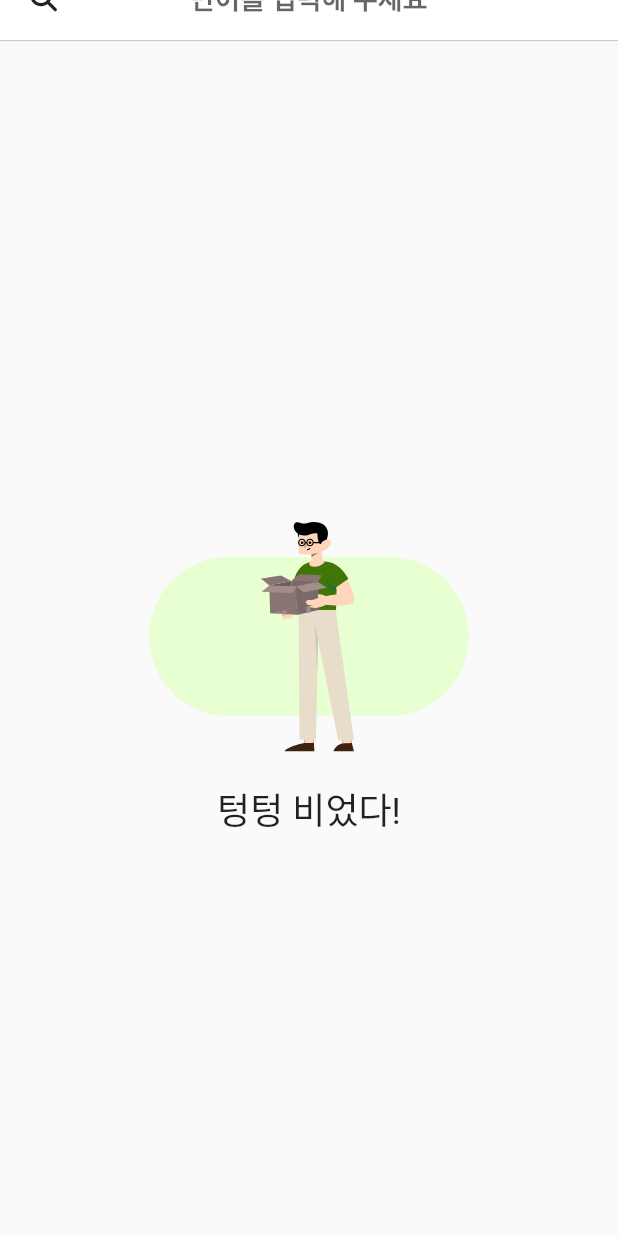
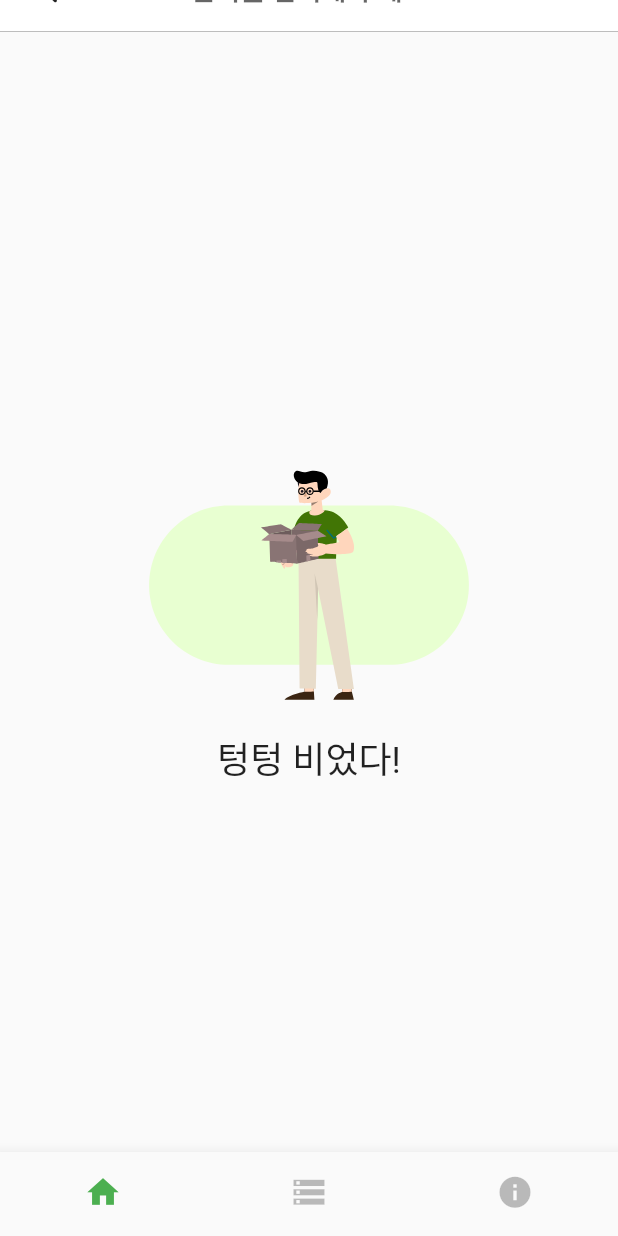
Before and after one commit to bargoLoft/WordWord, a Flutter app: the screen it shows after launch, scrolled down 576 dp, on a phone screen of 412 x 824 dp. Run offline on Flutter 3.47's test engine with Material 2 defaults, Android fonts, the phone set to English and light mode, and no system bars; our stand-ins replace animated_splash_screen, auto_size_text, device_info_plus, font_awesome_flutter, hive, hive_flutter and 5 more; missing offline and left inert: flutter_email_sender, ios_utsname_ext; accounts and stored records are empty; Roboto replaces fonts that are missing (KoPubBatang).

Commit message:
add bottom_navigation

```diff
--- a/lib/main.dart
+++ b/lib/main.dart
@@ -1,6 +1,8 @@
 import 'dart:io';
 
 import 'package:WordWord/models/recent_word.dart';
+import 'package:WordWord/screens/info_screen.dart';
+import 'package:WordWord/screens/storage_screen.dart';
 import 'package:flutter/material.dart';
 import 'package:flutter/services.dart';
 
@@ -8,9 +10,10 @@ import 'package:hive_flutter/hive_flutter.dart';
 import 'package:provider/provider.dart';
 import './models/app_model.dart';
 import 'models/word.dart';
-import 'screens/home_screen.dart';
+import 'screens/search_screen.dart';
 import 'package:animated_splash_screen/animated_splash_screen.dart';
 import 'package:page_transition/page_transition.dart';
+import './screens/home_screen.dart';
 
 void main() async {
   WidgetsFlutterBinding.ensureInitialized(); // main에서 비동기 메소드 사용시 필요
@@ -44,6 +47,11 @@ class MyApp extends StatelessWidget {
           fontFamily: 'KoPubBatang',
           //primaryColor: Colors.black,
         ),
+        routes: {
+          '/0': (context) => const Home(),
+          '/1': (context) => const StorageScreen(),
+          '/2': (context) => const InfoScreen(),
+        },
         home: AnimatedSplashScreen(
           duration: 100,
           splash: const Hero(
@@ -55,7 +63,7 @@ class MyApp extends StatelessWidget {
           curve: Curves.fastLinearToSlowEaseIn,
           pageTransitionType: PageTransitionType.fade,
           splashIconSize: 100,
-          nextScreen: const HomeScreen(),
+          nextScreen: const Home(),
         ));
   }
 }
--- a/lib/screens/home_screen.dart
+++ b/lib/screens/home_screen.dart
@@ -1,122 +1,59 @@
-import 'dart:io';
-
+import 'package:WordWord/screens/info_screen.dart';
+import 'package:WordWord/screens/search_screen.dart';
 import 'package:WordWord/screens/storage_screen.dart';
 import 'package:flutter/material.dart';
-import 'package:flutter/services.dart';
-import 'package:hive/hive.dart';
-import 'package:WordWord/widgets/word_list.dart';
-import 'package:shared_preferences/shared_preferences.dart';
 
-int value = 0;
-
-class HomeScreen extends StatefulWidget {
-  const HomeScreen({Key? key}) : super(key: key);
-
-  int getPage() {
-    return value;
-  }
-
-  void setPage(int page) {
-    value = page;
-  }
+class Home extends StatefulWidget {
+  const Home({Key? key}) : super(key: key);
 
   @override
-  _HomeScreenState createState() => _HomeScreenState();
+  _HomeState createState() => _HomeState();
 }
 
-class _HomeScreenState extends State<HomeScreen> {
-  late PageController _pageController;
-  late SharedPreferences preference;
+class _HomeState extends State<Home> {
+  int _selectedIndex = 0;
 
-  //bool _isVisible = false;
-  @override
-  void initState() {
-    _pageController = PageController(
-      keepPage: true,
-      initialPage: widget.getPage(),
-    );
+  static const TextStyle optionStyle =
+      TextStyle(fontSize: 30, fontWeight: FontWeight.bold);
+  static const List<Widget> _widgetOptions = <Widget>[
+    HomeScreen(),
+    StorageScreen(),
+    InfoScreen(),
+  ];
 
-    super.initState();
-
-    init();
-  }
-  //
-  // animateIcon() {
-  //   Future.delayed(const Duration(milliseconds: 500), () {
-  //     setState(() {
-  //       _isVisible = !_isVisible;
-  //     });
-  //   });
-  // }
-  //
-  // autoNavigate() {
-  //   Future.delayed(const Duration(seconds: 3), () {
-  //     Navigator.push(
-  //         context, MaterialPageRoute(builder: (context) => HomeScreen()));
-  //   });
-  // }
-
-  Future init() async {
-    preference = await SharedPreferences.getInstance();
-  }
-
-  @override
-  void dispose() {
-    Hive.close();
-    _pageController.dispose();
-    //Hive.box('word_box').close();
-    super.dispose();
+  void _onItemTapped(int index) {
+    if (_selectedIndex != index) {
+      setState(() {
+        _selectedIndex = index;
+      });
+    }
   }
 
   @override
   Widget build(BuildContext context) {
-    if (Platform.isAndroid) {
-      SystemChrome.setSystemUIOverlayStyle(const SystemUiOverlayStyle(
-          statusBarColor: Colors.white,
-          statusBarIconBrightness: Brightness.dark));
-    } else if (Platform.isIOS) {
-      SystemChrome.setSystemUIOverlayStyle(SystemUiOverlayStyle.dark);
-    }
     return Scaffold(
-      // resizeToAvoidBottomInset: false,
-      backgroundColor: Colors.white,
-      body: PageView(
-        controller: _pageController,
-        scrollDirection: Axis.vertical,
-        physics: const PageScrollPhysics(),
-        children: [
-          Word(word: ''),
-          const StorageScreen(),
+      body: Center(
+        child: _widgetOptions.elementAt(_selectedIndex),
+      ),
+      bottomNavigationBar: BottomNavigationBar(
+        iconSize: 25,
+        items: const <BottomNavigationBarItem>[
+          BottomNavigationBarItem(icon: Icon(Icons.home), label: 'home'),
+          BottomNavigationBarItem(icon: Icon(Icons.storage), label: 'storage'),
+          BottomNavigationBarItem(icon: Icon(Icons.info), label: 'info'),
         ],
+        currentIndex: _selectedIndex,
+        selectedIconTheme: const IconThemeData(
+          size: 25,
+          color: Colors.green,
+        ),
+        //selectedItemColor: Colors.greenAccent,
+        unselectedItemColor: Colors.black26,
+        onTap: _onItemTapped,
+        showSelectedLabels: false,
+        showUnselectedLabels: false,
+        type: BottomNavigationBarType.fixed,
       ),
-      // bottomNavigationBar: BottomNavigationBar(
-      //   type: BottomNavigationBarType.fixed,
-      //   backgroundColor: Colors.grey.shade500,
-      //   selectedItemColor: Colors.white,
-      //   unselectedItemColor: Colors.white.withOpacity(.60),
-      //   selectedFontSize: 14,
-      //   unselectedFontSize: 14,
-      //   currentIndex: _selectedIndex, //현재 선택된 Index
-      //   onTap: (int index) {
-      //     setState(() {
-      //       _selectedIndex = index;
-      //     });
-      //   },
-      //   items: [
-      //     BottomNavigationBarItem(
-      //       label: '다',
-      //       icon: Icon(Icons.search),
-      //     ),
-      //     BottomNavigationBarItem(
-      //       label: '너',
-      //       icon: Icon(Icons.storage),
-      //     ),
-      //     BottomNavigationBarItem(
-      //       label: '다너',
-      //       icon: Icon(Icons.info),
-      //     ),
-      //   ],
-      // ),
     );
   }
 }
--- /dev/null
+++ b/lib/screens/search_screen.dart
@@ -0,0 +1,122 @@
+import 'dart:io';
+
+import 'package:WordWord/screens/storage_screen.dart';
+import 'package:flutter/material.dart';
+import 'package:flutter/services.dart';
+import 'package:hive/hive.dart';
+import 'package:WordWord/widgets/word_list.dart';
+import 'package:shared_preferences/shared_preferences.dart';
+
+int value = 0;
+
+class HomeScreen extends StatefulWidget {
+  const HomeScreen({Key? key}) : super(key: key);
+
+  int getPage() {
+    return value;
+  }
+
+  void setPage(int page) {
+    value = page;
+  }
+
+  @override
+  _HomeScreenState createState() => _HomeScreenState();
+}
+
+class _HomeScreenState extends State<HomeScreen> {
+  late PageController _pageController;
+  late SharedPreferences preference;
+
+  //bool _isVisible = false;
+  @override
+  void initState() {
+    _pageController = PageController(
+      keepPage: true,
+      initialPage: widget.getPage(),
+    );
+
+    super.initState();
+
+    init();
+  }
+  //
+  // animateIcon() {
+  //   Future.delayed(const Duration(milliseconds: 500), () {
+  //     setState(() {
+  //       _isVisible = !_isVisible;
+  //     });
+  //   });
+  // }
+  //
+  // autoNavigate() {
+  //   Future.delayed(const Duration(seconds: 3), () {
+  //     Navigator.push(
+  //         context, MaterialPageRoute(builder: (context) => HomeScreen()));
+  //   });
+  // }
+
+  Future init() async {
+    preference = await SharedPreferences.getInstance();
+  }
+
+  @override
+  void dispose() {
+    Hive.close();
+    _pageController.dispose();
+    //Hive.box('word_box').close();
+    super.dispose();
+  }
+
+  @override
+  Widget build(BuildContext context) {
+    if (Platform.isAndroid) {
+      SystemChrome.setSystemUIOverlayStyle(const SystemUiOverlayStyle(
+          statusBarColor: Colors.white,
+          statusBarIconBrightness: Brightness.dark));
+    } else if (Platform.isIOS) {
+      SystemChrome.setSystemUIOverlayStyle(SystemUiOverlayStyle.dark);
+    }
+    return Scaffold(
+      // resizeToAvoidBottomInset: false,
+      backgroundColor: Colors.white,
+      body: PageView(
+        controller: _pageController,
+        scrollDirection: Axis.vertical,
+        physics: const PageScrollPhysics(),
+        children: [
+          Word(word: ''),
+          const StorageScreen(),
+        ],
+      ),
+      // bottomNavigationBar: BottomNavigationBar(
+      //   type: BottomNavigationBarType.fixed,
+      //   backgroundColor: Colors.grey.shade500,
+      //   selectedItemColor: Colors.white,
+      //   unselectedItemColor: Colors.white.withOpacity(.60),
+      //   selectedFontSize: 14,
+      //   unselectedFontSize: 14,
+      //   currentIndex: _selectedIndex, //현재 선택된 Index
+      //   onTap: (int index) {
+      //     setState(() {
+      //       _selectedIndex = index;
+      //     });
+      //   },
+      //   items: [
+      //     BottomNavigationBarItem(
+      //       label: '다',
+      //       icon: Icon(Icons.search),
+      //     ),
+      //     BottomNavigationBarItem(
+      //       label: '너',
+      //       icon: Icon(Icons.storage),
+      //     ),
+      //     BottomNavigationBarItem(
+      //       label: '다너',
+      //       icon: Icon(Icons.info),
+      //     ),
+      //   ],
+      // ),
+    );
+  }
+}
--- a/lib/screens/word_info_screen.dart
+++ b/lib/screens/word_info_screen.dart
@@ -7,6 +7,7 @@ import 'package:auto_size_text/auto_size_text.dart';
 import 'package:WordWord/providers/word_search.dart';
 import 'package:flutter/services.dart';
 import 'package:webview_flutter/webview_flutter.dart';
+import 'package:WordWord/screens/home_screen.dart';
 
 class WordViewInfo extends StatefulWidget {
   final Item? item;
@@ -86,10 +87,10 @@ class _WordViewInfoState extends State<WordViewInfo> {
                         Row(
                           children: [
                             const Text('(',
-                              style:
-                                  TextStyle(fontSize: 20, color: Colors.grey)),
-                          for (var original
-                              in widget.item?.wordInfo?.originalLanguageInfo ??
+                                style: TextStyle(
+                                    fontSize: 20, color: Colors.grey)),
+                            for (var original in widget
+                                    .item?.wordInfo?.originalLanguageInfo ??
                                 [])
                               AutoSizeText(
                                 '${original.originalLanguage}',
@@ -97,8 +98,8 @@ class _WordViewInfoState extends State<WordViewInfo> {
                                     fontSize: 25, color: Colors.grey),
                               ),
                             const Text(')',
-                              style:
-                                  TextStyle(fontSize: 25, color: Colors.grey)),
+                                style: TextStyle(
+                                    fontSize: 25, color: Colors.grey)),
                           ],
                         ),
                     ],
@@ -142,8 +143,8 @@ class _WordViewInfoState extends State<WordViewInfo> {
                     ), //
                   if (widget.item?.wordInfo?.posInfo?.first.pos != '품사 없음')
                     const SizedBox(height: 3),
-                for (var comm
-                    in widget.item?.wordInfo?.posInfo?.first.commPatternInfo ??
+                  for (var comm in widget
+                          .item?.wordInfo?.posInfo?.first.commPatternInfo ??
                       [])
                     Column(
                       crossAxisAlignment: CrossAxisAlignment.start,
@@ -224,8 +225,9 @@ class _WordViewInfoState extends State<WordViewInfo> {
                                                 TextSpan(
                                                   text: '${lexical.word}',
                                                   style: const TextStyle(
-                                                    fontSize: 13,
-                                                    color: Color(0xff0a3711),
+                                                      //fontWeight: FontWeight.bold,
+                                                      fontSize: 14,
+                                                      color: Color(0xff004912),
                                                       fontFamily: 'KoPubBatang'
 
                                                       //decoration: TextDecoration.underline
@@ -268,7 +270,8 @@ class _WordViewInfoState extends State<WordViewInfo> {
                     ),
                   if (widget.item?.wordInfo?.relationInfo != null)
                     const Text('관용구/속담'),
-                for (var relation in widget.item?.wordInfo?.relationInfo ?? [])
+                  for (var relation
+                      in widget.item?.wordInfo?.relationInfo ?? [])
                     SelectableText(' - ${relation.relationWord ?? ''}'),
                   if (widget.item?.wordInfo?.origin != null)
                     const Divider(color: Colors.grey, height: 10),
@@ -279,6 +282,7 @@ class _WordViewInfoState extends State<WordViewInfo> {
             ),
           ],
         ),
-    ));
+      ),
+    );
   }
 }
```
Lines whose indentation alone changed are shown as unchanged.
